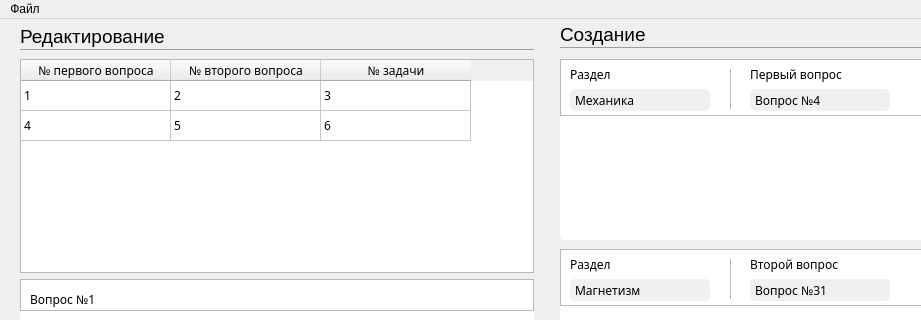
Old version of the form ticketwindow.ui in the repository by1ex/GeneratorIBC; both pictures show x 0 to 921 and y 0 to 320 of the 1080 by 710 pixel window.
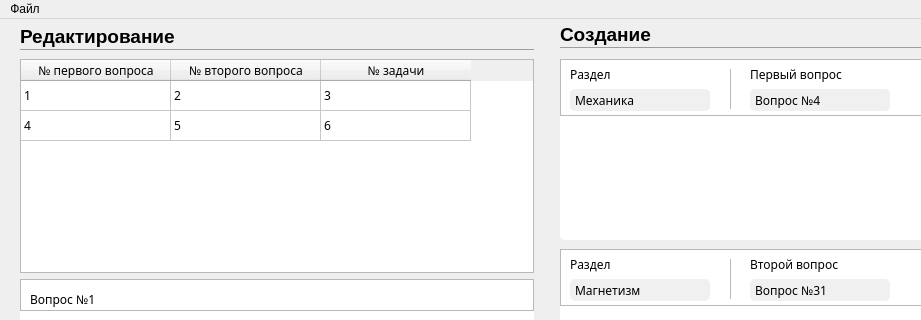
New version of the form. Icons and pictures are not drawn.

Patch:
```diff
--- a/ticketwindow.ui
+++ b/ticketwindow.ui
@@ -62,9 +62,10 @@
 
 QScrollBar:vertical {            
 	border: none;
-	background:white;
+	background: rgb(230, 230, 230);
 	width: 6px;
 	margin: 0px 0px 0px 0px;
+	border-radius: 3px;
 }
 QScrollBar::handle:vertical {
 	border-radius: 3px;
@@ -586,7 +587,7 @@
      <font>
       <family>Segoe UI</family>
       <pointsize>14</pointsize>
-      <weight>62</weight>
+      <weight>75</weight>
       <bold>true</bold>
      </font>
     </property>
@@ -684,7 +685,7 @@
      <font>
       <family>Segoe UI</family>
       <pointsize>14</pointsize>
-      <weight>62</weight>
+      <weight>75</weight>
       <bold>true</bold>
      </font>
     </property>
```
